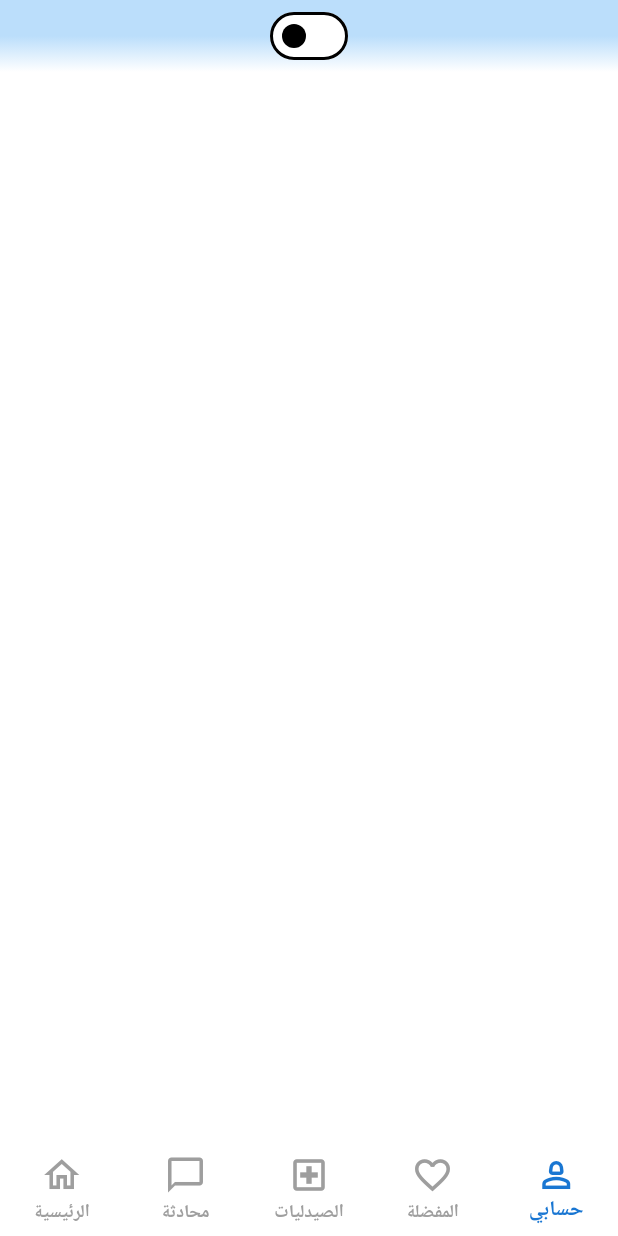
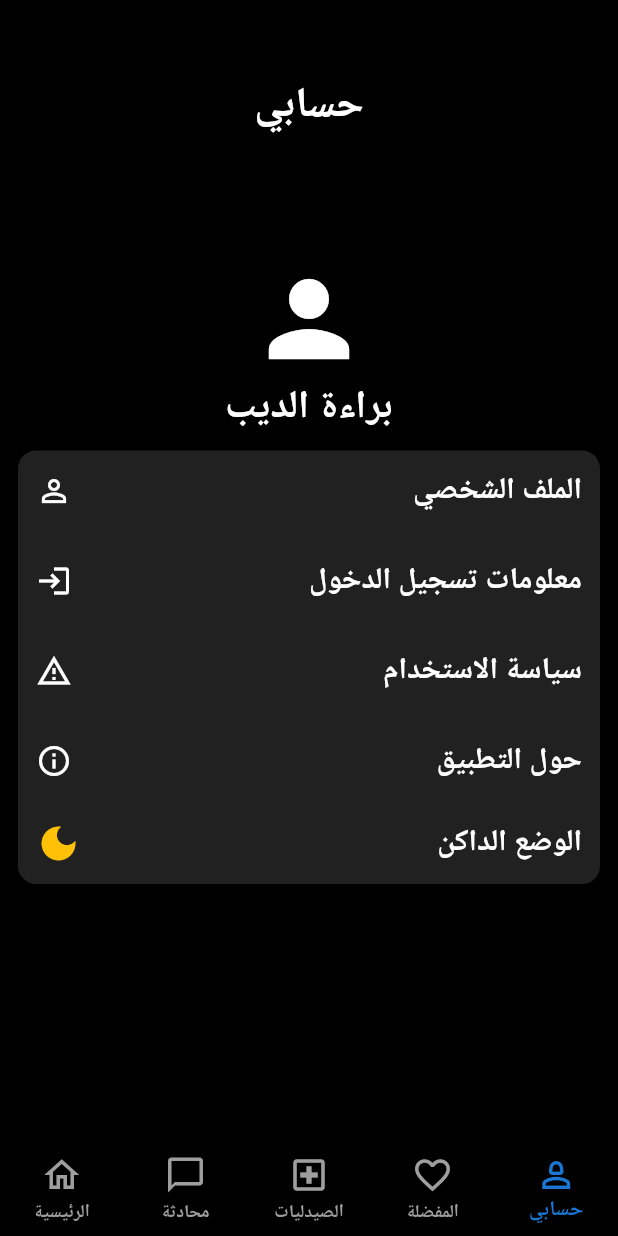
Before and after one commit to salimo2002/doctorapp, a Flutter app: the screen it shows after launch, item 5 of the bottom bar chosen, on a phone screen of 412 x 824 dp. Run offline on Flutter 3.47's test engine with Material 3 defaults, Android fonts, the phone set to English and light mode, and no system bars; our stand-ins replace lottie; missing offline and left inert: flutter_bidi_text.

Commit message:
Create Profile View

```diff
--- a/lib/theme/theme_provider.dart
+++ b/lib/theme/theme_provider.dart
@@ -2,7 +2,7 @@ import 'package:doctorapp/theme/theme.dart';
 import 'package:flutter/material.dart';
 
 class ThemeProvider with ChangeNotifier {
-  ThemeData _currentTheme = lightMode;
+  ThemeData _currentTheme = darkMode;
   ThemeData get currentTheme => _currentTheme;
   set currentTheme(ThemeData theme) {
     _currentTheme = theme;
--- a/lib/utils/app_style.dart
+++ b/lib/utils/app_style.dart
@@ -1,6 +1,7 @@
 import 'package:flutter/material.dart';
 
 class AppStyle {
+  static const double contextText = 17;
   static TextStyle customText(
     BuildContext context,
     double size,
@@ -12,11 +13,12 @@ class AppStyle {
       color: Theme.of(context).colorScheme.tertiary,
     );
   }
+
   static TextStyle containerText(
     BuildContext context,
     double size,
     FontWeight fontWeight,
-    Color color
+    Color color,
   ) {
     return TextStyle(
       fontSize: MediaQuery.of(context).textScaler.scale(size),
--- a/lib/view/profile_view.dart
+++ b/lib/view/profile_view.dart
@@ -1,7 +1,7 @@
-import 'package:doctorapp/theme/theme_provider.dart';
 import 'package:doctorapp/utils/app_style.dart';
+import 'package:doctorapp/widgets/custom_container.dart';
+import 'package:doctorapp/widgets/dark_or_light_mode.dart';
 import 'package:flutter/material.dart';
-import 'package:provider/provider.dart';
 
 class ProfileView extends StatefulWidget {
   const ProfileView({super.key});
@@ -11,28 +11,78 @@ class ProfileView extends StatefulWidget {
 }
 
 class _ProfileViewState extends State<ProfileView> {
-  bool isDark = false;
   @override
   Widget build(BuildContext context) {
-    return ListView(
-      children: [
-        Container(
-          decoration: AppStyle.decoratedBackground(context),
-          child: Switch(
-            value: isDark,
-            onChanged: (value) {
-              setState(() {
-                isDark = value;
-                Provider.of<ThemeProvider>(
-                  context,
-                  listen: false,
-                ).toggleTheme();
-              });
-            },
-          ),
+    return Container(
+      decoration: AppStyle.decoratedBackground(context),
+      child: Padding(
+        padding: const EdgeInsets.symmetric(horizontal: 12, vertical: 50),
+        child: Column(
+          children: [
+            Center(
+              child: Text(
+                'حسابي',
+                style: AppStyle.customText(context, 28, FontWeight.bold),
+              ),
+            ),
+            SizedBox(height: MediaQuery.sizeOf(context).height * 0.1),
+            Icon(Icons.person, size: 80),
+            Text(
+              'براءة الديب',
+              style: AppStyle.customText(context, 26, FontWeight.bold),
+            ),
+            CustomContainer(
+              cheldreen: [
+                Row(
+                  children: [
+                    Icon(Icons.person_outline),
+                    Spacer(),
+                    Text(
+                      'الملف الشخصي',
+                      style: AppStyle.customText(context, 20, FontWeight.bold),
+                    ),
+                  ],
+                ),
+                SizedBox(height: 30),
+                Row(
+                  children: [
+                    Icon(Icons.login_outlined),
+                    Spacer(),
+                    Text(
+                      'معلومات تسجيل الدخول',
+                      style: AppStyle.customText(context, 20, FontWeight.bold),
+                    ),
+                  ],
+                ),
+                SizedBox(height: 30),
+                Row(
+                  children: [
+                    Icon(Icons.warning_amber_outlined),
+                    Spacer(),
+                    Text(
+                      'سياسة الاستخدام',
+                      style: AppStyle.customText(context, 20, FontWeight.bold),
+                    ),
+                  ],
+                ),
+                SizedBox(height: 30),
+                Row(
+                  children: [
+                    Icon(Icons.info_outline),
+                    Spacer(),
+                    Text(
+                      'حول التطبيق',
+                      style: AppStyle.customText(context, 20, FontWeight.bold),
+                    ),
+                  ],
+                ),
+                SizedBox(height: 25),
+                DarkOrLightMode(),
+              ],
+            ),
+          ],
         ),
-
-      ],
+      ),
     );
   }
 }
--- a/lib/widgets/custom_container.dart
+++ b/lib/widgets/custom_container.dart
@@ -7,7 +7,7 @@ class CustomContainer extends StatelessWidget {
   Widget build(BuildContext context) {
     return Container(
       margin: EdgeInsets.only(top: 10),
-      padding: EdgeInsets.symmetric(horizontal: 10, vertical: 10),
+      padding: EdgeInsets.symmetric(horizontal: 12, vertical: 12),
       decoration: BoxDecoration(
         color: Theme.of(context).colorScheme.scrim,
         borderRadius: BorderRadius.circular(12),
--- /dev/null
+++ b/lib/widgets/dark_or_light_mode.dart
@@ -0,0 +1,42 @@
+import 'package:doctorapp/theme/theme.dart';
+import 'package:doctorapp/theme/theme_provider.dart';
+import 'package:doctorapp/utils/app_style.dart';
+import 'package:flutter/material.dart';
+import 'package:provider/provider.dart';
+
+class DarkOrLightMode extends StatefulWidget {
+  const DarkOrLightMode({super.key});
+
+  @override
+  State<DarkOrLightMode> createState() => _DarkOrLightModeState();
+}
+
+class _DarkOrLightModeState extends State<DarkOrLightMode> {
+  late bool isDarkMode;
+  @override
+  Widget build(BuildContext context) {
+    isDarkMode = Provider.of<ThemeProvider>(context).currentTheme == darkMode;
+    return InkWell(
+      onTap: () {
+        setState(() {
+          isDarkMode = !isDarkMode;
+          Provider.of<ThemeProvider>(context, listen: false).toggleTheme();
+        });
+      },
+      child: Row(
+        children: [
+          Icon(
+            isDarkMode ? Icons.dark_mode : Icons.light_mode,
+            color: Colors.amber,
+            size: 30,
+          ),
+          Spacer(),
+          Text(
+            isDarkMode ? 'الوضع الداكن' : 'الوضع الفاتح',
+            style: AppStyle.customText(context, 20, FontWeight.bold),
+          ),
+        ],
+      ),
+    );
+  }
+}
--- a/lib/widgets/info_label.dart
+++ b/lib/widgets/info_label.dart
@@ -12,7 +12,7 @@ class InfoLabel extends StatelessWidget {
       mainAxisAlignment: MainAxisAlignment.end,
       children: [
         Text(label, style: AppStyle.customText(context, 20, FontWeight.bold)),
-        Icon(icon, color: Colors.blue.shade700),
+        Icon(icon, color: Colors.amber),
       ],
     );
   }
```
Also changed, not shown: lib/view/favorite_view.dart (+8 -5 lines), lib/view/home_view.dart (+41 -9 lines), lib/view/pharmacies_view.dart (+9 -2 lines), lib/widgets/medicine_container.dart (+20 -12 lines).
